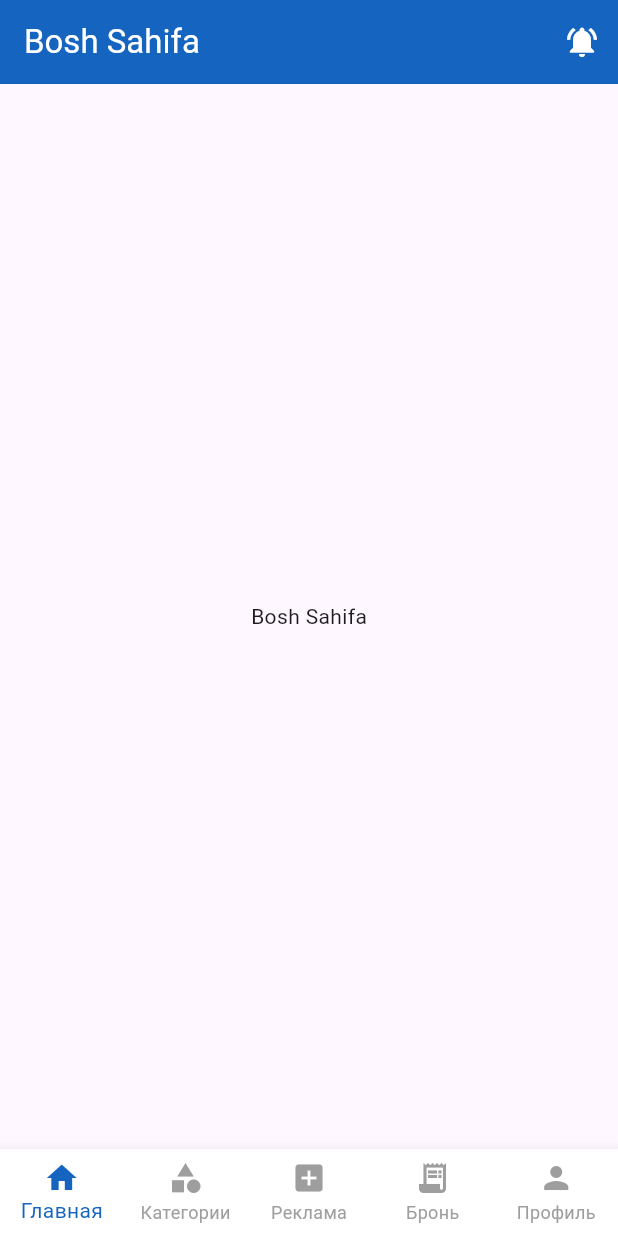
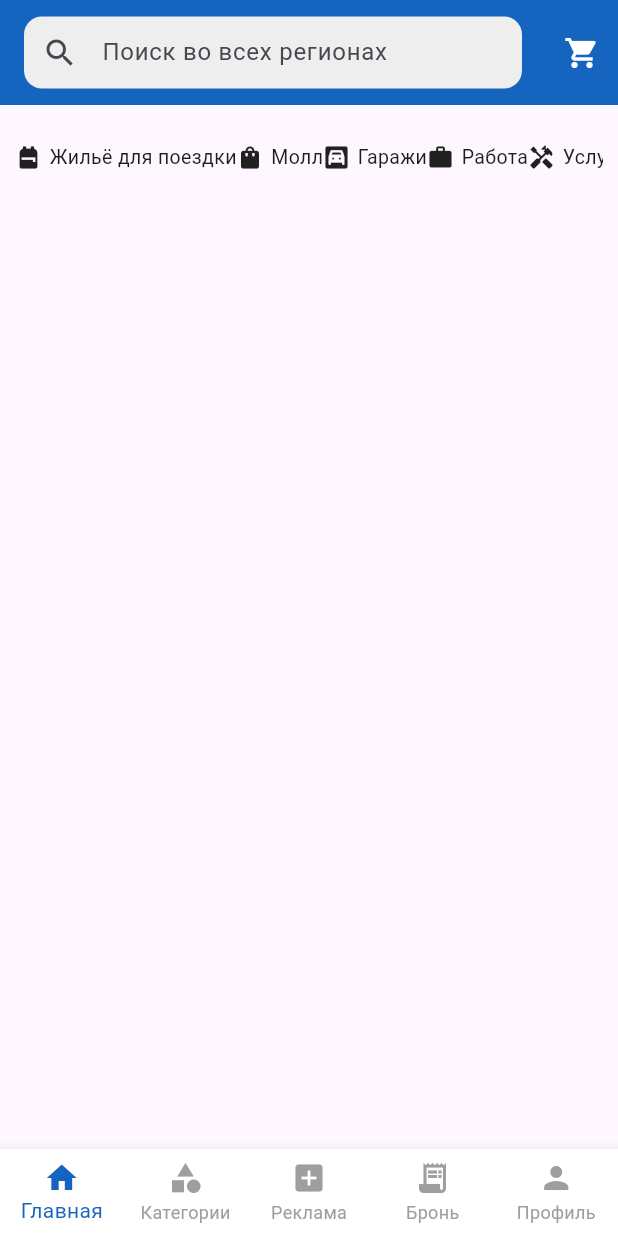
Before and after one commit to Ismat9999/discount, a Flutter app: the screen it shows after launch, on a phone screen of 412 x 824 dp. Run offline on Flutter 3.47's test engine with Material 3 defaults, Android fonts, the phone set to English and light mode, and no system bars; our stand-ins replace carousel_slider.

Commit message:
home_page imoplement

```diff
--- a/lib/pages/home_page.dart
+++ b/lib/pages/home_page.dart
@@ -1,10 +1,10 @@
 import 'package:carousel_slider/carousel_slider.dart';
 import 'package:flutter/material.dart';
-import 'package:skidka/pages/add_page.dart';
-import 'package:skidka/pages/book_page.dart';
-import 'package:skidka/pages/category_page.dart';
-import 'package:skidka/pages/main_page.dart';
-import 'package:skidka/pages/profile_page.dart';
+import 'package:skidka/pages/support_page/add_page.dart';
+import 'package:skidka/pages/support_page/book_page.dart';
+import 'package:skidka/pages/support_page/category_page.dart';
+import 'package:skidka/pages/support_page/main_page.dart';
+import 'package:skidka/pages/support_page/profile_page.dart';
 
 class HomePage extends StatefulWidget {
   const HomePage({super.key});
@@ -33,6 +33,29 @@ class _HomePageState extends State<HomePage> {
   @override
   Widget build(BuildContext context) {
     return Scaffold(
+      appBar: AppBar(
+        backgroundColor: Colors.blue.shade800,
+        toolbarHeight: 70,
+        title: TextField(
+          decoration: InputDecoration(
+            hintText: "Поиск во всех регионах",
+            filled: true,
+            fillColor: Colors.grey[200],
+            contentPadding: const EdgeInsets.symmetric(horizontal: 16),
+            prefixIcon: const Icon(Icons.search),
+            border: OutlineInputBorder(
+              borderRadius: BorderRadius.circular(12),
+              borderSide: BorderSide.none,
+            ),
+          ),
+        ),
+        actions:[
+          IconButton(
+            onPressed: (){},
+            icon:Icon(Icons.shopping_cart,color: Colors.white,),
+          ),
+        ],
+      ),
       body: Center(
         child: _widgetOptions.elementAt(_selectedIndex),
       ),
--- a/lib/pages/main_page.dart
+++ /dev/null
@@ -1,28 +0,0 @@
-import 'package:flutter/material.dart';
-
-class MainPage extends StatefulWidget {
-  const MainPage({super.key});
-
-  @override
-  State<MainPage> createState() => _MainPageState();
-}
-
-class _MainPageState extends State<MainPage> {
-  @override
-  Widget build(BuildContext context) {
-    return Scaffold(
-      appBar: AppBar(
-        backgroundColor: Colors.blue.shade800,
-        title: Text("Bosh Sahifa",style: TextStyle(color: Colors.white),),
-        actions: [
-          IconButton(
-            onPressed: (){},
-            icon: Icon(Icons.notifications_active,color: Colors.white,),),
-        ],
-      ),
-    body: Center(
-      child: Text("Bosh Sahifa"),
-    ),
-    );
-  }
-}
--- a/lib/pages/splash_page.dart
+++ b/lib/pages/splash_page.dart
@@ -33,7 +33,7 @@ class _SplashPageState extends State<SplashPage> {
               height: 80,
                 width: 80,
                 child: Image(image: AssetImage("assets/images/logo1.png"),fit: BoxFit.cover,)),
-            Text("Chegirma",style: TextStyle(color: Colors.blue,fontSize: 30,fontWeight: FontWeight.bold),),
+            Text("Chegirma",style: TextStyle(color: Colors.blue.shade800,fontSize: 30,fontWeight: FontWeight.bold),),
           ],
         ),
       ),
--- a/lib/pages/add_page.dart
+++ b/lib/pages/support_page/add_page.dart
@@ -11,10 +11,6 @@ class _AddPageState extends State<AddPage> {
   @override
   Widget build(BuildContext context) {
     return Scaffold(
-      appBar:AppBar(
-        backgroundColor: Colors.blue.shade800,
-        title: Text("Add",style: TextStyle(color: Colors.white),),
-      ),
       body: Center(child: Text("Add Page"),),
     );
   }
--- a/lib/pages/book_page.dart
+++ b/lib/pages/support_page/book_page.dart
@@ -11,10 +11,6 @@ class _BookPageState extends State<BookPage> {
   @override
   Widget build(BuildContext context) {
     return Scaffold(
-      appBar:AppBar(
-        backgroundColor: Colors.blue.shade800,
-        title: Text("Book",style: TextStyle(color: Colors.white),),
-      ),
       body: Center(child: Text("Book Page"),),
     );
   }
--- a/lib/pages/category_page.dart
+++ b/lib/pages/support_page/category_page.dart
@@ -11,10 +11,6 @@ class _CategoryPageState extends State<CategoryPage> {
   @override
   Widget build(BuildContext context) {
     return Scaffold(
-      appBar:AppBar(
-        backgroundColor: Colors.blue.shade800,
-        title: Text("Category",style: TextStyle(color: Colors.white),),
-      ),
       body: Center(child: Text("Profile Page"),),
     );
   }
--- /dev/null
+++ b/lib/pages/support_page/main_page.dart
@@ -0,0 +1,96 @@
+import 'package:flutter/material.dart';
+import 'package:flutter_staggered_grid_view/flutter_staggered_grid_view.dart';
+
+class MainPage extends StatefulWidget {
+  const MainPage({super.key});
+
+  @override
+  State<MainPage> createState() => _MainPageState();
+}
+
+class _MainPageState extends State<MainPage> {
+  final List<Map<String, dynamic>> topCategories = [
+    {'title': 'Жильё для поездки', 'icon': Icons.backpack, 'page': TopPage(title: 'Жильё для поездки')},
+    {'title': 'Молл', 'icon': Icons.shopping_bag, 'page': TopPage(title: 'Молл')},
+    {'title': 'Гаражи', 'icon': Icons.garage, 'page': TopPage(title: 'Гаражи')},
+    {'title': 'Работа', 'icon': Icons.work, 'page': TopPage(title: 'Работа')},
+    {'title': 'Услуги', 'icon': Icons.handyman, 'page': TopPage(title: 'Услуги')},
+    {'title': 'Электроника', 'icon': Icons.smartphone, 'page': TopPage(title: 'Электроника')},
+    {'title': 'Электроника', 'icon': Icons.smartphone, 'page': TopPage(title: 'Электроника')},
+    {'title': 'Электроника', 'icon': Icons.smartphone, 'page': TopPage(title: 'Электроника')},
+    {'title': 'Электроника', 'icon': Icons.smartphone, 'page': TopPage(title: 'Электроника')},
+    {'title': 'Электроника', 'icon': Icons.smartphone, 'page': TopPage(title: 'Электроника')},
+    {'title': 'Электроника', 'icon': Icons.smartphone, 'page': TopPage(title: 'Электроника')},
+    {'title': 'Электроника', 'icon': Icons.smartphone, 'page': TopPage(title: 'Электроника')},
+  ];
+
+  final List<Map<String, dynamic>> bottomCategories = [
+    {'title': 'Авто', 'image': 'assets/auto.png', 'page': BottomPage(title: 'Авто')},
+    {'title': 'Недвижи-\nмость', 'image': 'assets/realestate.png', 'page': BottomPage(title: 'Недвижимость')},
+    {'title': 'Услуги', 'image': 'assets/services.png', 'page': BottomPage(title: 'Услуги')},
+    {'title': 'Электро-\nника', 'image': 'assets/electro.png', 'page': BottomPage(title: 'Электроника')},
+    {'title': 'Для дома\nи дачи', 'image': 'assets/home.png', 'page': BottomPage(title: 'Для дома и дачи')},
+  ];
+
+  @override
+  Widget build(BuildContext context) {
+    return Scaffold(
+      body: Container(
+        padding: EdgeInsets.all(10),
+        child: Column(
+          mainAxisAlignment: MainAxisAlignment.start,
+          children: [
+            Container(
+              height: 50,
+              child: ListView(
+                scrollDirection: Axis.horizontal,
+                children: topCategories.map((item){
+                  return GestureDetector(
+                    onTap: (){
+                      Navigator.push(context,MaterialPageRoute(builder: (_)=> item['page']),
+                      );
+                    },
+                    child: Row(
+                      mainAxisSize: MainAxisSize.min,
+                      children: [
+                        Icon(item['icon'],size: 18,),
+                        SizedBox(width: 5,),
+                        Text(item['title'],style: TextStyle(fontSize: 13),),
+                      ],
+                    ),
+                  );
+                }).toList(),
+              ),
+            ),
+          ],
+        ),
+        ),
+      );
+  }
+}
+class BottomPage extends StatelessWidget {
+  final String title;
+
+  BottomPage({required this.title});
+
+  @override
+  Widget build(BuildContext context) {
+    return Scaffold(
+      appBar: AppBar(title: Text(title)),
+      body: Center(child: Text("Bu sahifa: $title")),
+    );
+  }
+}
+  class TopPage extends StatelessWidget {
+    final String title;
+
+    TopPage({required this.title});
+
+    @override
+    Widget build(BuildContext context) {
+      return Scaffold(
+        appBar: AppBar(title: Text(title)),
+        body: Center(child: Text("Bu sahifa: $title")),
+      );
+    }
+  }
--- a/lib/pages/profile_page.dart
+++ b/lib/pages/support_page/profile_page.dart
@@ -11,10 +11,6 @@ class _ProfilePageState extends State<ProfilePage> {
   @override
   Widget build(BuildContext context) {
     return Scaffold(
-      appBar:AppBar(
-        backgroundColor: Colors.blue.shade800,
-        title: Text("Profile",style: TextStyle(color: Colors.white),),
-      ),
       body: Center(child: Text("Profile Page"),),
     );
   }
--- a/pubspec.yaml
+++ b/pubspec.yaml
@@ -13,6 +13,7 @@ dependencies:
   cupertino_icons: ^1.0.8
 
   carousel_slider: ^5.1.1
+  flutter_staggered_grid_view: ^0.7.0
 
 
 
```
Also changed, not shown: pubspec.lock.
